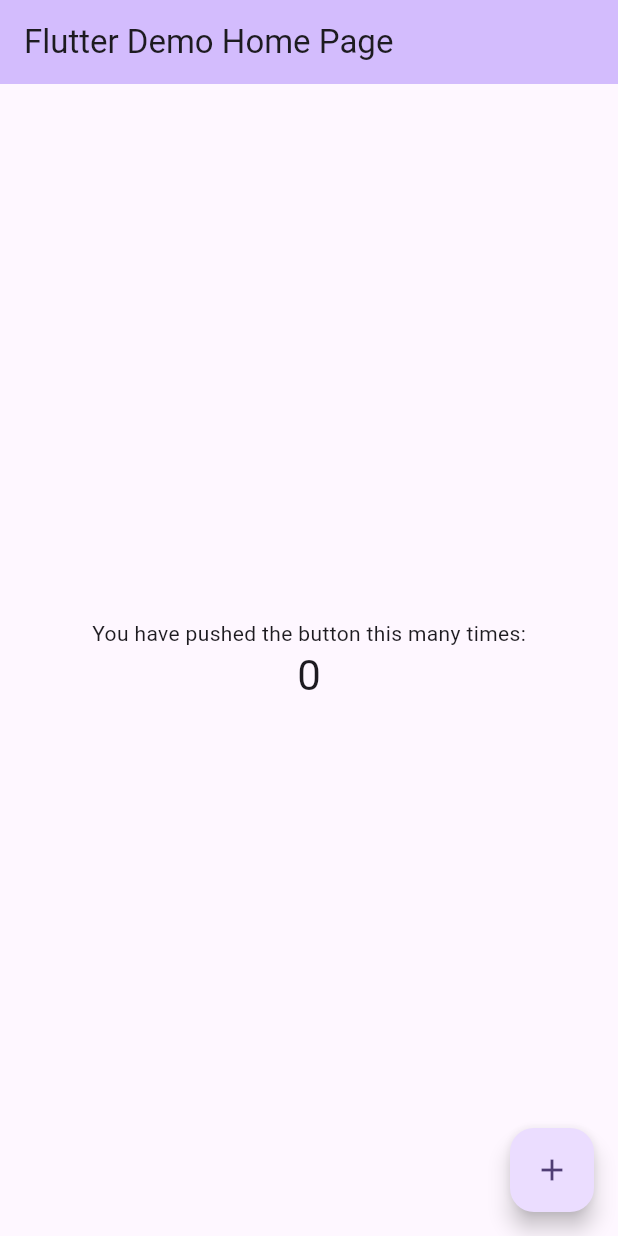
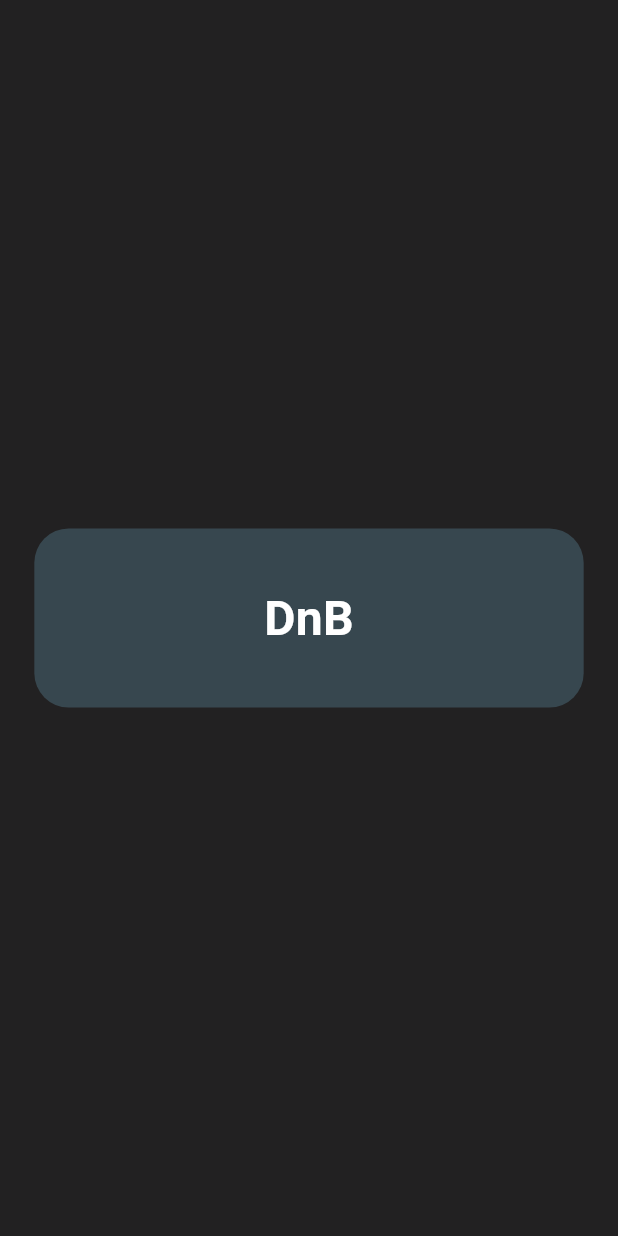
Before and after one commit to Conflei/baila, a Flutter app: the screen it shows after launch, on a phone screen of 412 x 824 dp. Run offline on Flutter 3.47's test engine with Material 3 defaults, Android fonts, the phone set to English and light mode, and no system bars; our stand-ins replace flutter_screenutil, supabase_flutter; missing offline and left inert: flutter_webrtc; accounts and stored records are empty.

Commit message:
Adding some basic webrtc interactions

```diff
--- a/lib/main.dart
+++ b/lib/main.dart
@@ -1,37 +1,36 @@
+import 'package:baila/views/music_selection_view.dart';
 import 'package:flutter/material.dart';
+import 'package:flutter_screenutil/flutter_screenutil.dart';
+import 'package:supabase_flutter/supabase_flutter.dart';
 
-void main() {
+Future<void> main() async {
+  await Supabase.initialize(
+    url: 'https://jswoouthucjkifcqrcxv.supabase.co',
+    anonKey:
+        'eyJhbGciOiJIUzI1NiIsInR5cCI6IkpXVCJ9.eyJpc3MiOiJzdXBhYmFzZSIsInJlZiI6Impzd29vdXRodWNqa2lmY3FyY3h2Iiwicm9sZSI6ImFub24iLCJpYXQiOjE3NDM1NDc2NTYsImV4cCI6MjA1OTEyMzY1Nn0.B8sGuFrjJN-ulR3751F5oCaZVkcICPyT0srzhoTLX_g', // your anonKey
+  );
+
   runApp(const MyApp());
 }
 
 class MyApp extends StatelessWidget {
   const MyApp({super.key});
 
-  // This widget is the root of your application.
   @override
   Widget build(BuildContext context) {
+    return ScreenUtilInit(
+      designSize: const Size(360, 690),
+      minTextAdapt: true,
+      builder: (context, child) {
         return MaterialApp(
           title: 'Flutter Demo',
           theme: ThemeData(
-        // This is the theme of your application.
-        //
-        // TRY THIS: Try running your application with "flutter run". You'll see
-        // the application has a purple toolbar. Then, without quitting the app,
-        // try changing the seedColor in the colorScheme below to Colors.green
-        // and then invoke "hot reload" (save your changes or press the "hot
-        // reload" button in a Flutter-supported IDE, or press "r" if you used
-        // the command line to start the app).
-        //
-        // Notice that the counter didn't reset back to zero; the application
-        // state is not lost during the reload. To reset the state, use hot
-        // restart instead.
-        //
-        // This works for code too, not just values: Most code changes can be
-        // tested with just a hot reload.
             colorScheme: ColorScheme.fromSeed(seedColor: Colors.deepPurple),
             useMaterial3: true,
           ),
-      home: const MyHomePage(title: 'Flutter Demo Home Page'),
+          home: const MusicSelectionView(),
+        );
+      },
     );
   }
 }
--- /dev/null
+++ b/lib/views/music_selection_view.dart
@@ -0,0 +1,56 @@
+import 'package:baila/views/local_video_view.dart';
+import 'package:flutter/material.dart';
+import 'package:flutter_screenutil/flutter_screenutil.dart';
+
+import 'camera_dance_view.dart';
+
+class MusicSelectionView extends StatefulWidget {
+  const MusicSelectionView({super.key});
+
+  @override
+  State<MusicSelectionView> createState() => _MusicSelectionViewState();
+}
+
+class _MusicSelectionViewState extends State<MusicSelectionView> {
+  @override
+  Widget build(BuildContext context) {
+    var w = MediaQuery.of(context).size.width;
+    var h = MediaQuery.of(context).size.height;
+    return Scaffold(
+      body: Container(
+        width: w,
+        height: h,
+        color: Colors.black87,
+        child: Column(
+          mainAxisAlignment: MainAxisAlignment.center,
+          children: [
+            GestureDetector(
+              onTap: () {
+                Navigator.push(
+                  context,
+                  MaterialPageRoute(
+                      builder: (context) => CameraDanceView(song: "DnB")),
+                );
+              },
+              child: Container(
+                width: 320.w,
+                height: 100.h,
+                decoration: BoxDecoration(
+                    color: Colors.blueGrey.shade800,
+                    borderRadius: BorderRadius.circular(20.w)),
+                child: Center(
+                    child: Text(
+                  "DnB",
+                  style: TextStyle(
+                      color: Colors.white,
+                      fontSize: 28.sp,
+                      fontWeight: FontWeight.bold),
+                )),
+              ),
+            ),
+          ],
+        ),
+      ),
+    );
+  }
+}
```
Also changed, not shown: lib/controllers/signaling_service.dart (added, +104 -0 lines), lib/views/camera_dance_view.dart (added, +107 -0 lines), lib/views/local_video_view.dart (added, +48 -0 lines), pubspec.yaml (+5 -2 lines), 8 other files. Lines whose indentation alone changed are shown as unchanged.
